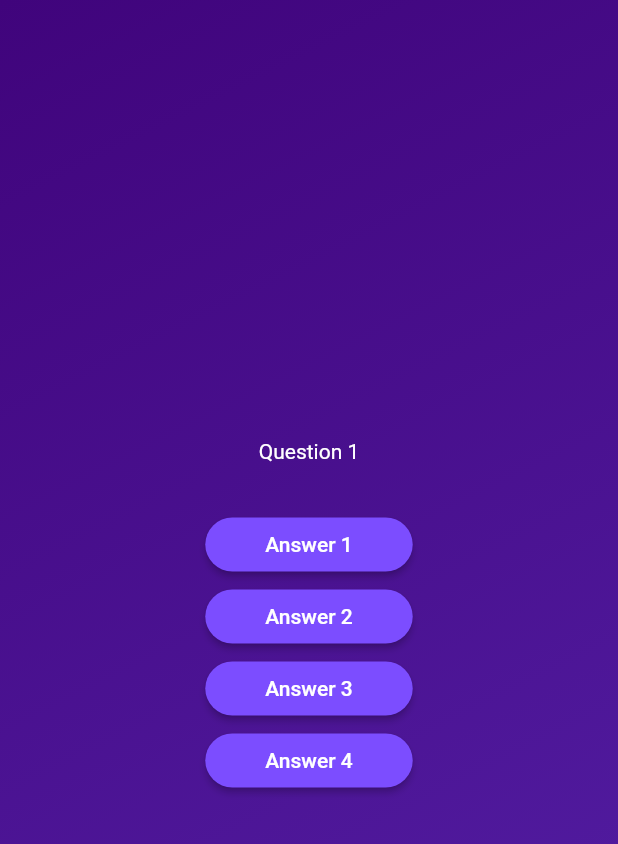
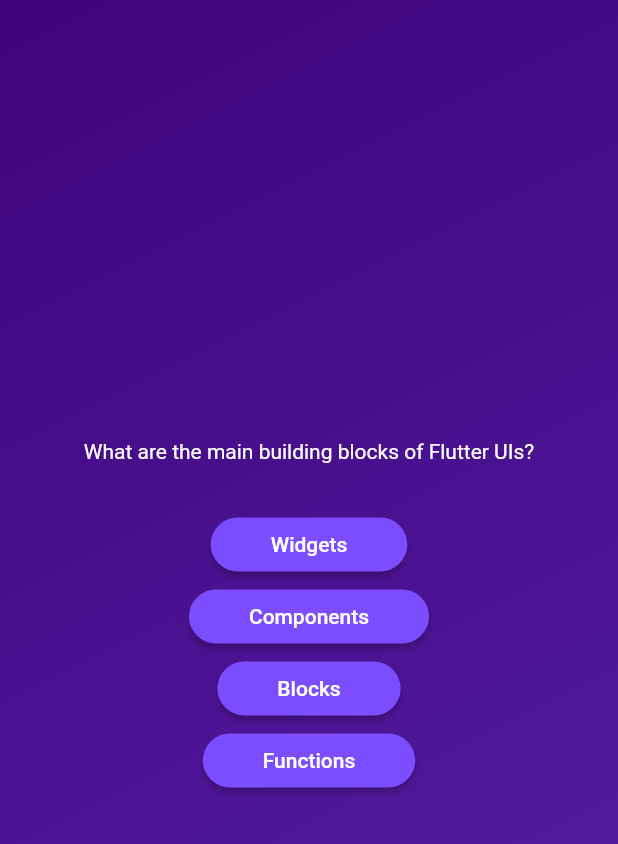
Before and after one commit to DCXan/flutter-quiz-app, a Flutter app: the screen it shows after launch, after a tap on "Start Quiz", on a phone screen of 412 x 824 dp. Shown: the top 844 px of the screen. Run offline on Flutter 3.47's test engine with Material 2 defaults, Android fonts, the phone set to English and light mode, and no system bars.

Commit message:
flutter upgrade

```diff
--- a/lib/questions_screen.dart
+++ b/lib/questions_screen.dart
@@ -14,20 +14,22 @@ class QuestionScreen extends StatefulWidget {
 class _QuestionScreenState extends State<QuestionScreen> {
   @override
   Widget build(context) {
+    final currentQuestion = questions[0];
+
     return SizedBox(
       width: double.infinity,
       child: Column(
         mainAxisAlignment: MainAxisAlignment.center,
         children: [
-          const Text(
-            'Question 1',
-            style: TextStyle(color: Colors.white),
+          Text(
+            currentQuestion.text,
+            style: const TextStyle(color: Colors.white),
           ),
           const SizedBox(height: 30),
-          AnswerButton(answerText: 'Answer 1', onTap: () {}),
-          AnswerButton(answerText: 'Answer 2', onTap: () {}),
-          AnswerButton(answerText: 'Answer 3', onTap: () {}),
-          AnswerButton(answerText: 'Answer 4', onTap: () {})
+          AnswerButton(answerText: currentQuestion.answers[0], onTap: () {}),
+          AnswerButton(answerText: currentQuestion.answers[1], onTap: () {}),
+          AnswerButton(answerText: currentQuestion.answers[2], onTap: () {}),
+          AnswerButton(answerText: currentQuestion.answers[3], onTap: () {})
         ],
       ),
     );
```
Also changed, not shown: 4 other files.
